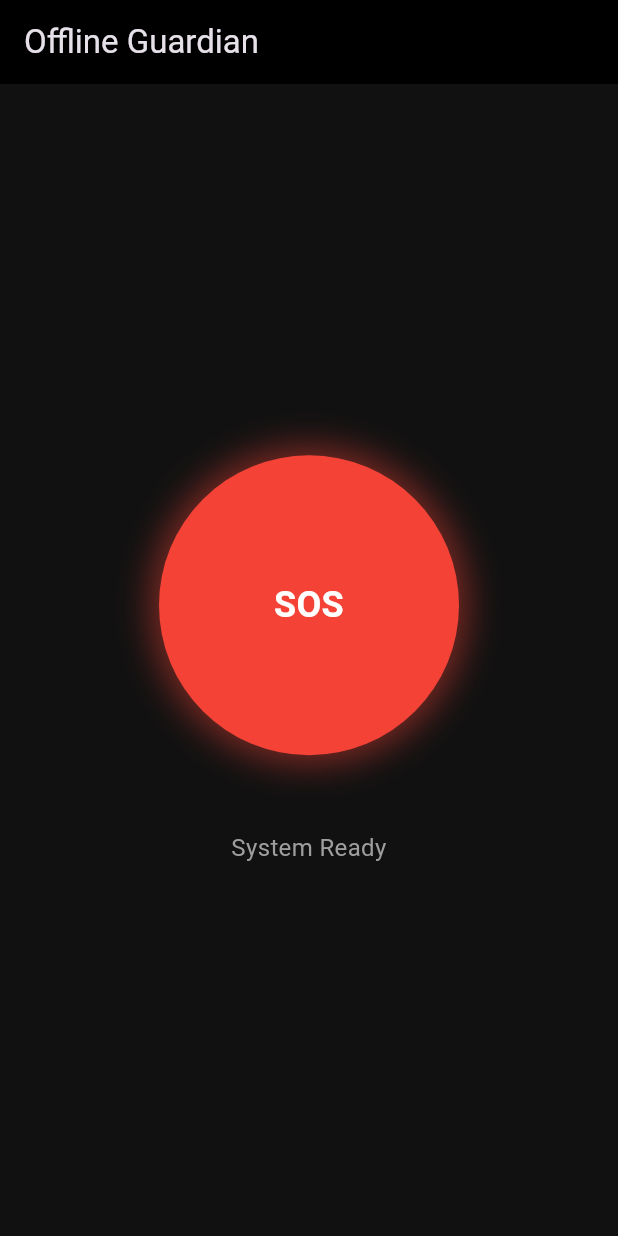
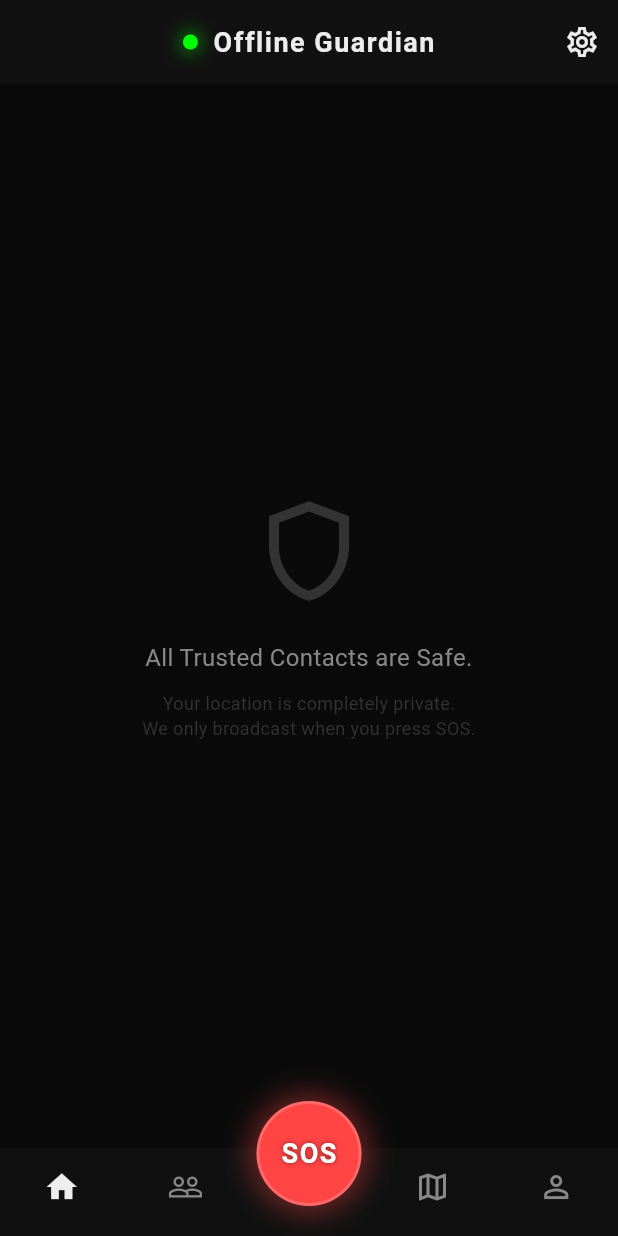
Before and after one commit to Rajkumar77756/TN-Safety-app-, a Flutter app: the screen it shows after launch, on a phone screen of 412 x 824 dp. Run offline on Flutter 3.47's test engine with Material 3 defaults, Android fonts, the phone set to English and light mode, and no system bars; our stand-ins replace geolocator, socket_io_client.

Commit message:
feat: Overhaul mobile UI to Instagram-style, privacy-first dark mode

```diff
--- a/mobile/lib/main.dart
+++ b/mobile/lib/main.dart
@@ -1,7 +1,9 @@
 import 'package:flutter/material.dart';
+import 'package:geolocator/geolocator.dart';
 import 'tier1_online/online_service.dart';
 import 'tier2_sms/sms_service.dart';
-import 'package:geolocator/geolocator.dart';
+import 'theme.dart';
+import 'dart:ui'; // For ImageFilter
 
 void main() {
   runApp(const OfflineGuardianApp());
@@ -14,25 +16,24 @@ class OfflineGuardianApp extends StatelessWidget {
   Widget build(BuildContext context) {
     return MaterialApp(
       title: 'Offline Guardian',
-      theme: ThemeData.dark().copyWith(
-        primaryColor: Colors.red,
-        scaffoldBackgroundColor: const Color(0xFF111111),
-      ),
-      home: const SosHomeScreen(),
+      theme: AppTheme.darkTheme,
+      home: const MainLayoutScreen(),
       debugShowCheckedModeBanner: false,
     );
   }
 }
 
-class SosHomeScreen extends StatefulWidget {
-  const SosHomeScreen({Key? key}) : super(key: key);
+class MainLayoutScreen extends StatefulWidget {
+  const MainLayoutScreen({Key? key}) : super(key: key);
 
   @override
-  State<SosHomeScreen> createState() => _SosHomeScreenState();
+  State<MainLayoutScreen> createState() => _MainLayoutScreenState();
 }
 
-class _SosHomeScreenState extends State<SosHomeScreen> {
-  // Pass required parameters to OnlineService
+class _MainLayoutScreenState extends State<MainLayoutScreen> with SingleTickerProviderStateMixin {
+  int _currentIndex = 0;
+
+  // Services
   final OnlineService _onlineService = OnlineService(
     serverUrl: 'http://10.62.202.51:4000',
     deviceUuid: 'device-uuid-1234'
@@ -40,7 +41,29 @@ class _SosHomeScreenState extends State<SosHomeScreen> {
   final SmsService _smsService = SmsService();
 
   bool _isSosActive = false;
-  String _statusMessage = 'System Ready';
+  String _statusMessage = 'All Trusted Contacts are Safe.';
+
+  // Animation controller for the pulsing SOS button
+  late AnimationController _pulseController;
+  late Animation<double> _pulseAnimation;
+
+  @override
+  void initState() {
+    super.initState();
+    _pulseController = AnimationController(
+      vsync: this,
+      duration: const Duration(seconds: 1),
+    );
+    _pulseAnimation = Tween<double>(begin: 1.0, end: 1.15).animate(
+      CurvedAnimation(parent: _pulseController, curve: Curves.easeInOut),
+    );
+  }
+
+  @override
+  void dispose() {
+    _pulseController.dispose();
+    super.dispose();
+  }
 
   Future<void> _requestPermissions() async {
     bool serviceEnabled = await Geolocator.isLocationServiceEnabled();
@@ -60,14 +83,14 @@ class _SosHomeScreenState extends State<SosHomeScreen> {
       _statusMessage = 'SOS TRIGGERED!\nBroadcasting to Master Control...';
     });
 
-    // 1. Attempt Tier 1 (Wi-Fi/Data)
+    _pulseController.repeat(reverse: true);
+
     try {
       _onlineService.connectAndStream('incident-999');
       setState(() {
         _statusMessage = 'SOS Delivered via Tier 1 (Online)';
       });
     } catch (e) {
-      // 2. Fallback to Tier 2 (SMS) if Tier 1 fails
       setState(() {
         _statusMessage = 'Network error. Falling back to Tier 2 (SMS)...';
       });
@@ -75,7 +98,7 @@ class _SosHomeScreenState extends State<SosHomeScreen> {
       await _smsService.sendSosPayload(
         relayNumber: '9999999999',
         hmacAuth: 'auth123',
-        lat: 0.0, // Should be fetched from Geolocator in real app
+        lat: 0.0,
         lng: 0.0,
         batteryPct: 85,
         timestampEpoch: DateTime.now().millisecondsSinceEpoch
@@ -87,61 +110,155 @@ class _SosHomeScreenState extends State<SosHomeScreen> {
   void _cancelSos() {
     setState(() {
       _isSosActive = false;
-      _statusMessage = 'System Ready';
+      _statusMessage = 'All Trusted Contacts are Safe.';
     });
+    _pulseController.stop();
+    _pulseController.reset();
     _onlineService.disconnect();
+  }
+
+  Widget _buildEmptyFeed() {
+    return Center(
+      child: Column(
+        mainAxisAlignment: MainAxisAlignment.center,
+        children: [
+          Icon(Icons.shield_outlined, size: 80, color: AppTheme.borderDark),
+          const SizedBox(height: 20),
+          Text(
+            _statusMessage,
+            textAlign: TextAlign.center,
+            style: TextStyle(
+              fontSize: 16,
+              color: _isSosActive ? AppTheme.accentRed : AppTheme.textGrey,
+              fontWeight: _isSosActive ? FontWeight.bold : FontWeight.normal,
+            ),
+          ),
+          const SizedBox(height: 10),
+          if (!_isSosActive)
+            const Text(
+              'Your location is completely private.\nWe only broadcast when you press SOS.',
+              textAlign: TextAlign.center,
+              style: TextStyle(fontSize: 12, color: AppTheme.borderDark),
+            ),
+        ],
+      ),
+    );
   }
 
   @override
   Widget build(BuildContext context) {
     return Scaffold(
       appBar: AppBar(
-        title: const Text('Offline Guardian'),
-        backgroundColor: Colors.black,
+        title: Row(
+          mainAxisSize: MainAxisSize.min,
+          children: [
+            Container(
+              width: 10,
+              height: 10,
+              decoration: const BoxDecoration(
+                color: AppTheme.accentGreen,
+                shape: BoxShape.circle,
+                boxShadow: [
+                  BoxShadow(color: AppTheme.accentGreen, blurRadius: 10)
+                ]
               ),
-      body: Center(
-        child: Column(
-          mainAxisAlignment: MainAxisAlignment.center,
+            ),
+            const SizedBox(width: 10),
+            const Text('Offline Guardian'),
+          ],
+        ),
+        actions: [
+          IconButton(
+            icon: const Icon(Icons.settings_outlined),
+            onPressed: () {}, // Settings placeholder
+          )
+        ],
+      ),
+
+      // Main Feed (Empty by default for privacy)
+      body: _buildEmptyFeed(),
+
+      // Custom Bottom Navigation with overlapping central button
+      bottomNavigationBar: Stack(
+        clipBehavior: Clip.none,
+        alignment: Alignment.bottomCenter,
         children: [
-            GestureDetector(
+          // The actual navbar background
+          ClipRRect(
+            child: BackdropFilter(
+              filter: ImageFilter.blur(sigmaX: 10, sigmaY: 10),
+              child: BottomNavigationBar(
+                currentIndex: _currentIndex,
+                onTap: (index) {
+                  if (index != 2) { // Index 2 is the invisible SOS placeholder
+                    setState(() => _currentIndex = index);
+                  }
+                },
+                backgroundColor: AppTheme.cardBlack.withOpacity(0.8),
+                items: const [
+                  BottomNavigationBarItem(icon: Icon(Icons.home_outlined), activeIcon: Icon(Icons.home), label: 'Home'),
+                  BottomNavigationBarItem(icon: Icon(Icons.people_outline), activeIcon: Icon(Icons.people), label: 'Contacts'),
+                  // Invisible placeholder to make room for the floating SOS button
+                  BottomNavigationBarItem(icon: Icon(Icons.warning, color: Colors.transparent), label: ''),
+                  BottomNavigationBarItem(icon: Icon(Icons.map_outlined), activeIcon: Icon(Icons.map), label: 'Map'),
+                  BottomNavigationBarItem(icon: Icon(Icons.person_outline), activeIcon: Icon(Icons.person), label: 'Profile'),
+                ],
+              ),
+            ),
+          ),
+
+          // The massive overlapping SOS button
+          Positioned(
+            bottom: 20, // Elevates it above the navbar
+            child: GestureDetector(
               onTap: _isSosActive ? null : _triggerSos,
               onLongPress: _cancelSos,
-              child: AnimatedContainer(
-                duration: const Duration(milliseconds: 300),
-                width: 200,
-                height: 200,
+              child: AnimatedBuilder(
+                animation: _pulseAnimation,
+                builder: (context, child) {
+                  return Transform.scale(
+                    scale: _isSosActive ? _pulseAnimation.value : 1.0,
+                    child: Container(
+                      width: 70,
+                      height: 70,
                       decoration: BoxDecoration(
-                  color: _isSosActive ? Colors.orange : Colors.red,
+                        color: _isSosActive ? AppTheme.flagOrange : AppTheme.accentRed,
                         shape: BoxShape.circle,
                         boxShadow: [
                           BoxShadow(
-                      color: _isSosActive ? Colors.orange.withOpacity(0.5) : Colors.red.withOpacity(0.5),
-                      blurRadius: _isSosActive ? 50 : 20,
-                      spreadRadius: _isSosActive ? 20 : 5,
+                            color: _isSosActive
+                              ? AppTheme.flagOrange.withOpacity(0.6)
+                              : AppTheme.accentRed.withOpacity(0.4),
+                            blurRadius: _isSosActive ? 30 : 15,
+                            spreadRadius: _isSosActive ? 15 : 5,
                           )
                         ],
+                        border: Border.all(
+                          color: Colors.white.withOpacity(0.2),
+                          width: 2,
+                        ),
                       ),
                       child: Center(
                         child: Text(
-                    _isSosActive ? 'ACTIVE\n(Hold to Cancel)' : 'SOS',
-                    textAlign: TextAlign.center,
-                    style: const TextStyle(
+                          'SOS',
+                          style: TextStyle(
                             color: Colors.white,
-                      fontSize: 24,
+                            fontSize: 18,
                             fontWeight: FontWeight.bold,
+                            letterSpacing: 1,
+                            shadows: [
+                              Shadow(color: Colors.black.withOpacity(0.5), blurRadius: 4)
+                            ]
                           ),
                         ),
                       ),
                     ),
+                  );
+                },
               ),
-            const SizedBox(height: 50),
-            Text(
-              _statusMessage,
-              textAlign: TextAlign.center,
-              style: const TextStyle(fontSize: 16, color: Colors.grey),
+            ),
           ),
         ],
-        ),
       ),
     );
   }
--- /dev/null
+++ b/mobile/lib/theme.dart
@@ -0,0 +1,58 @@
+import 'package:flutter/material.dart';
+
+class AppTheme {
+  // Brand Colors matching the Next.js Dashboard
+  static const Color backgroundBlack = Color(0xFF0A0A0A);
+  static const Color cardBlack = Color(0xFF111111);
+  static const Color accentRed = Color(0xFFFF4444);
+  static const Color accentGreen = Color(0xFF00FF00);
+  static const Color flagOrange = Color(0xFFF5A623);
+  static const Color textWhite = Color(0xFFEDEDED);
+  static const Color textGrey = Color(0xFF888888);
+  static const Color borderDark = Color(0xFF333333);
+
+  static final ThemeData darkTheme = ThemeData(
+    brightness: Brightness.dark,
+    primaryColor: accentRed,
+    scaffoldBackgroundColor: backgroundBlack,
+    fontFamily: 'Roboto', // Default Android sans-serif similar to Geist
+
+    appBarTheme: const AppBarTheme(
+      backgroundColor: cardBlack,
+      elevation: 0,
+      centerTitle: true,
+      titleTextStyle: TextStyle(
+        color: textWhite,
+        fontSize: 18,
+        fontWeight: FontWeight.w600,
+        letterSpacing: 1,
+      ),
+      iconTheme: IconThemeData(color: textWhite),
+    ),
+
+    bottomNavigationBarTheme: const BottomNavigationBarThemeData(
+      backgroundColor: cardBlack,
+      selectedItemColor: textWhite,
+      unselectedItemColor: textGrey,
+      showSelectedLabels: false,
+      showUnselectedLabels: false,
+      type: BottomNavigationBarType.fixed,
+      elevation: 0,
+    ),
+
+    cardTheme: CardTheme(
+      color: cardBlack,
+      shape: RoundedRectangleBorder(
+        borderRadius: BorderRadius.circular(12),
+        side: const BorderSide(color: borderDark, width: 1),
+      ),
+      elevation: 0,
+    ),
+
+    textTheme: const TextTheme(
+      bodyLarge: TextStyle(color: textWhite, fontSize: 16),
+      bodyMedium: TextStyle(color: textGrey, fontSize: 14),
+      titleLarge: TextStyle(color: textWhite, fontSize: 20, fontWeight: FontWeight.bold),
+    ),
+  );
+}
```
Lines whose indentation alone changed are shown as unchanged.
